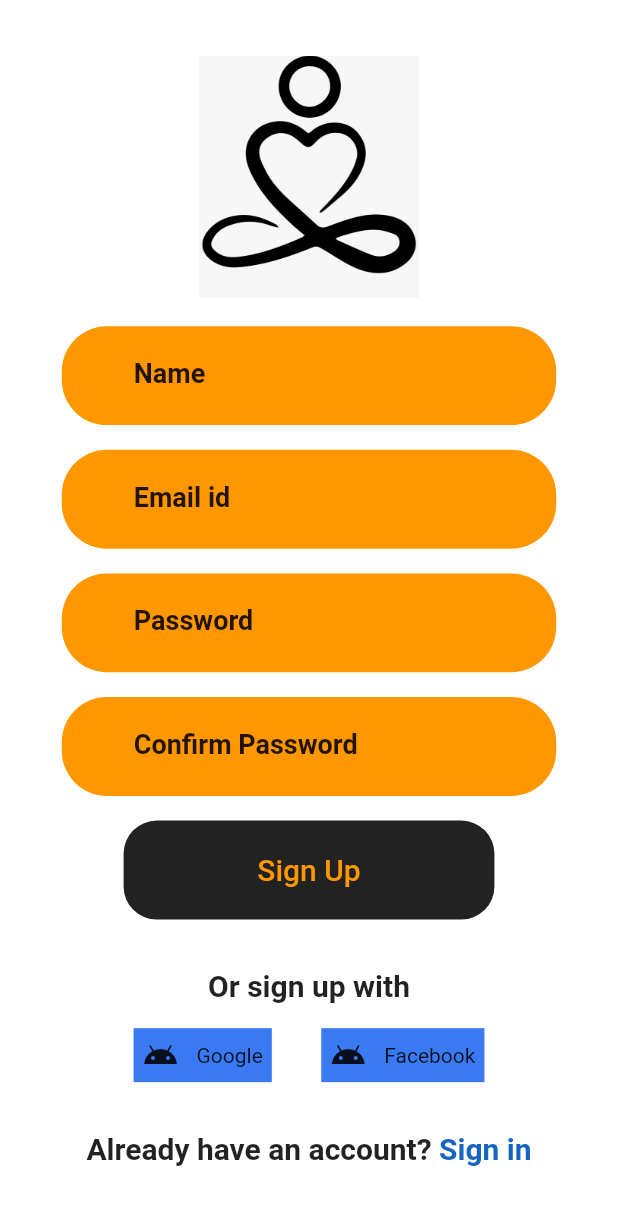
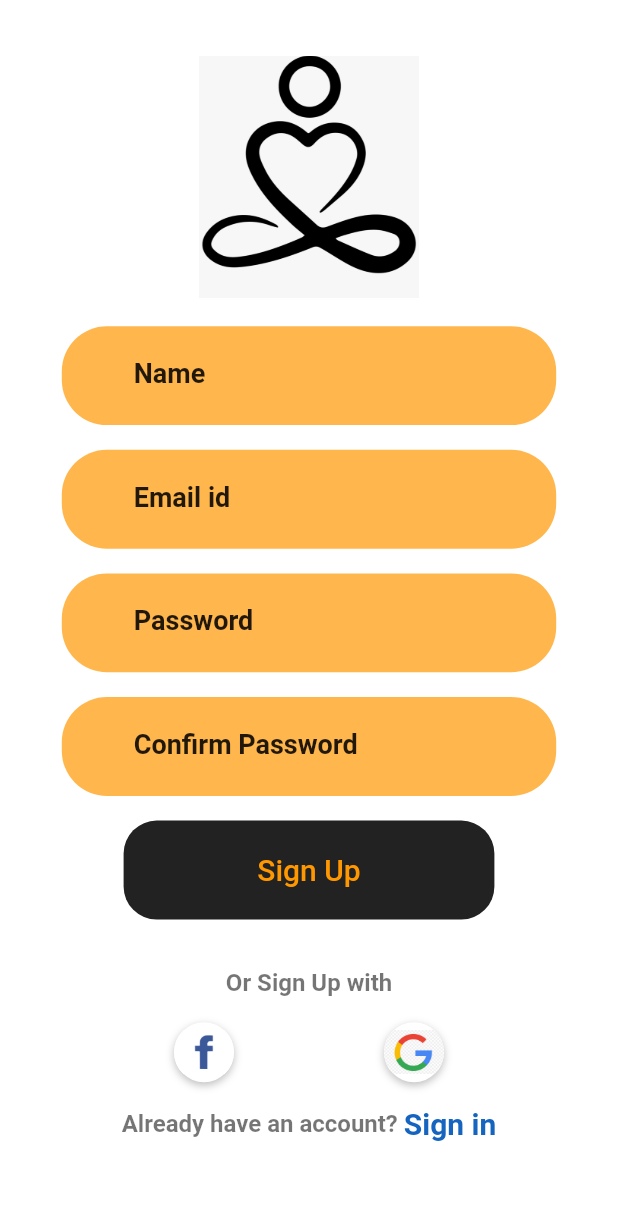
Before and after one commit to adityaraj079/page_one, a Flutter app: the screen it shows after launch, on a phone screen of 412 x 824 dp. Shown: the top 1205 px of the screen. Run offline on Flutter 3.47's test engine with Material 2 defaults, Android fonts, the phone set to English and light mode, and no system bars.

```diff
--- a/lib/main.dart
+++ b/lib/main.dart
@@ -1,11 +1,9 @@
 import 'dart:ui';
-
+import 'dart:core';
+import 'package:flutter/material.dart';
+import 'package:flutter/services.dart';
 import 'package:fitegrate_project/pallete.dart';
-import 'package:flutter/material.dart';
 import 'rounded_button.dart';
-
-
-
 
 void main() {
   runApp(MyApp());
@@ -18,13 +16,35 @@ class MyApp extends StatelessWidget {
     return MaterialApp(
       debugShowCheckedModeBanner: false,
       title: 'Flutter Demo',
-      theme: ThemeData(
-
-        primarySwatch: Colors.blue,
-      ),
+      theme: ThemeData.light(),
+      darkTheme:
+          ThemeData.dark(), // standard dark theme // device controls theme
       home: MyHomePage(title: 'Flutter Demo Home Page'),
     );
   }
+}
+
+Widget _buildSocialBtn(Function onTap, AssetImage logo) {
+  return GestureDetector(
+    child: Container(
+      height: 40.0,
+      width: 40.0,
+      decoration: BoxDecoration(
+        shape: BoxShape.circle,
+        color: Colors.white,
+        boxShadow: [
+          BoxShadow(
+            color: Colors.black26,
+            offset: Offset(0, 2),
+            blurRadius: 4.0,
+          ),
+        ],
+        image: DecorationImage(
+          image: logo,
+        ),
+      ),
+    ),
+  );
 }
 
 class MyHomePage extends StatefulWidget {
@@ -36,39 +56,40 @@ class MyHomePage extends StatefulWidget {
 }
 
 class _MyHomePageState extends State<MyHomePage> {
-
   @override
   Widget build(BuildContext context) {
-    Size size  = MediaQuery.of(context).size;
+    Size size = MediaQuery.of(context).size;
     return Scaffold(
       backgroundColor: Colors.white,
-      body:  SingleChildScrollView(
+      body: SingleChildScrollView(
         child: Padding(
           padding: const EdgeInsets.fromLTRB(16, 35, 16, 8),
           child: Column(
-
             mainAxisAlignment: MainAxisAlignment.start,
             //crossAxisAlignment: CrossAxisAlignment.center,
             children: <Widget>[
-                Image(image: AssetImage('assets/black_logo.jpeg'), height: 166, width: 147),
-                SizedBox(height: size.height*0.02,),
+              Image(
+                  image: AssetImage('assets/black_logo.jpeg'),
+                  height: 166,
+                  width: 147),
+              SizedBox(
+                height: size.height * 0.02,
+              ),
 
               Container(
-                  height:size.height * 0.08,
+                height: size.height * 0.08,
                 width: size.width * 0.8,
                 decoration: BoxDecoration(
-                  color: Colors.orange,
+                  color: Colors.orange[300],
                   borderRadius: BorderRadius.circular(30),
                 ),
                 child: Center(
                   child: TextField(
-              onChanged: (value)
-              {
+                    onChanged: (value) {
                       setState(() {
                         //TextInputFieldEmail.email=value;
                       });
                     },
-
                     decoration: InputDecoration(
                       border: InputBorder.none,
                       prefixIcon: Padding(
@@ -76,14 +97,15 @@ class _MyHomePageState extends State<MyHomePage> {
                         // child: Icon(Icons.email, size: 28, ),
                       ),
                       hintText: 'Name',
-                hintStyle: TextStyle(color: Colors.black87, fontSize: 18, fontWeight: FontWeight.bold),
+                      hintStyle: TextStyle(
+                          color: Colors.black87,
+                          fontSize: 18,
+                          fontWeight: FontWeight.bold),
                     ),
-
                     keyboardType: TextInputType.name,
                     textInputAction: TextInputAction.next,
                   ),
                 ),
-
               ),
               //        Container(
               // height:size.height * 0.08,
@@ -94,23 +116,23 @@ class _MyHomePageState extends State<MyHomePage> {
               // ),
               //        ),
 
-                 SizedBox(height: size.height*0.02,),
+              SizedBox(
+                height: size.height * 0.02,
+              ),
               Container(
-                  height:size.height * 0.08,
+                height: size.height * 0.08,
                 width: size.width * 0.8,
                 decoration: BoxDecoration(
-                  color: Colors.orange,
+                  color: Colors.orange[300],
                   borderRadius: BorderRadius.circular(30),
                 ),
                 child: Center(
                   child: TextField(
-              onChanged: (value)
-              {
+                    onChanged: (value) {
                       setState(() {
                         //TextInputFieldEmail.email=value;
                       });
                     },
-
                     decoration: InputDecoration(
                       border: InputBorder.none,
                       prefixIcon: Padding(
@@ -118,33 +140,34 @@ class _MyHomePageState extends State<MyHomePage> {
                         //child: Icon(Icons.email, size: 28, ),
                       ),
                       hintText: 'Email id',
-                hintStyle: TextStyle(color: Colors.black87, fontSize: 18, fontWeight: FontWeight.bold),
+                      hintStyle: TextStyle(
+                          color: Colors.black87,
+                          fontSize: 18,
+                          fontWeight: FontWeight.bold),
                     ),
-
                     keyboardType: TextInputType.emailAddress,
                     textInputAction: TextInputAction.next,
                   ),
                 ),
-
               ),
 
-                  SizedBox(height: size.height*0.02,),
+              SizedBox(
+                height: size.height * 0.02,
+              ),
               Container(
-                  height:size.height * 0.08,
+                height: size.height * 0.08,
                 width: size.width * 0.8,
                 decoration: BoxDecoration(
-                  color: Colors.orange,
+                  color: Colors.orange[300],
                   borderRadius: BorderRadius.circular(30),
                 ),
                 child: Center(
                   child: TextField(
-              onChanged: (value)
-              {
+                    onChanged: (value) {
                       setState(() {
                         //TextInputFieldEmail.email=value;
                       });
                     },
-
                     decoration: InputDecoration(
                       border: InputBorder.none,
                       prefixIcon: Padding(
@@ -152,34 +175,35 @@ class _MyHomePageState extends State<MyHomePage> {
                         //child: Icon(Icons.email, size: 28, ),
                       ),
                       hintText: 'Password',
-                hintStyle: TextStyle(color: Colors.black87, fontSize: 18, fontWeight: FontWeight.bold),
+                      hintStyle: TextStyle(
+                          color: Colors.black87,
+                          fontSize: 18,
+                          fontWeight: FontWeight.bold),
                     ),
-
                     keyboardType: TextInputType.emailAddress,
                     obscureText: true,
                     textInputAction: TextInputAction.next,
                   ),
                 ),
-
               ),
 
-                  SizedBox(height: size.height*0.02,),
+              SizedBox(
+                height: size.height * 0.02,
+              ),
               Container(
-                  height:size.height * 0.08,
+                height: size.height * 0.08,
                 width: size.width * 0.8,
                 decoration: BoxDecoration(
-                  color: Colors.orange,
+                  color: Colors.orange[300],
                   borderRadius: BorderRadius.circular(30),
                 ),
                 child: Center(
                   child: TextField(
-              onChanged: (value)
-              {
+                    onChanged: (value) {
                       setState(() {
                         //TextInputFieldEmail.email=value;
                       });
                     },
-
                     decoration: InputDecoration(
                       border: InputBorder.none,
                       prefixIcon: Padding(
@@ -187,94 +211,83 @@ class _MyHomePageState extends State<MyHomePage> {
                         //child: Icon(Icons.email, size: 28, ),
                       ),
                       hintText: 'Confirm Password',
-                hintStyle: TextStyle(color: Colors.black87, fontSize: 18, fontWeight: FontWeight.bold),
+                      hintStyle: TextStyle(
+                          color: Colors.black87,
+                          fontSize: 18,
+                          fontWeight: FontWeight.bold),
                     ),
-
                     keyboardType: TextInputType.emailAddress,
                     obscureText: true,
                     textInputAction: TextInputAction.next,
                   ),
                 ),
-
               ),
 
-                 SizedBox(height: size.height*0.02,),
+              SizedBox(
+                height: size.height * 0.02,
+              ),
 
               RoundedButton(buttonName: 'Sign Up'),
 
-                 SizedBox(height: size.height*0.04,),
+              SizedBox(
+                height: size.height * 0.04,
+              ),
 
-                 Text('Or sign up with', style: TextStyle(color: Colors.black87, fontSize: 20, fontWeight: FontWeight.bold),),
+              Text(
+                'Or Sign Up with',
+                style: TextStyle(
+                    color: Colors.black54,
+                    fontSize: 16,
+                    fontWeight: FontWeight.bold),
+              ),
 
-        SizedBox(height: size.height*0.02,),
+              SizedBox(
+                height: size.height * 0.02,
+              ),
+              Row(
+                mainAxisAlignment: MainAxisAlignment.spaceEvenly,
+                children: <Widget>[
+                  _buildSocialBtn(
+                    () => print('Login with Facebook'),
+                    AssetImage(
+                      'assets/logos/facebook.jpg',
+                    ),
+                  ),
+                  _buildSocialBtn(
+                    () => print('Login with Google'),
+                    AssetImage(
+                      'assets/logos/google.jpg',
+                    ),
+                  ),
+                ],
+              ),
 
-
-
+              SizedBox(
+                height: size.height * 0.02,
+              ),
               Row(
                 mainAxisAlignment: MainAxisAlignment.center,
                 children: [
-          InkWell(
-        onTap: () {},
-        child: Ink(
-          color: Color(0xFF397AF3),
-          child: Padding(
-        padding: EdgeInsets.all(6),
-        child: Wrap(
-          crossAxisAlignment: WrapCrossAlignment.center,
-          children: [
-            Icon(Icons.android),
-            SizedBox(width: 12),
-            Text('Google'),
+                  Text(
+                    'Already have an account? ',
+                    style: TextStyle(
+                        color: Colors.black54,
+                        fontSize: 16,
+                        fontWeight: FontWeight.bold),
+                  ),
+                  Text(
+                    'Sign in',
+                    style: TextStyle(
+                        color: Colors.blue[800],
+                        fontSize: 20,
+                        fontWeight: FontWeight.bold),
+                  )
+                ],
+              ),
             ],
           ),
         ),
       ),
-      ),
-
-      SizedBox( width: size.width * 0.08,),
-
-      InkWell(
-        onTap: () {},
-        child: Ink(
-          color: Color(0xFF397AF3),
-          child: Padding(
-        padding: EdgeInsets.all(6),
-        child: Wrap(
-          crossAxisAlignment: WrapCrossAlignment.center,
-          children: [
-            Icon(Icons.android),
-            SizedBox(width: 12),
-            Text('Facebook'),
-          ],
-        ),
-          ),
-        ),
-      ),
-
-
-        ],
-      ),
-
-      SizedBox(height: size.height*0.04,),
-
-      Row(
-         mainAxisAlignment: MainAxisAlignment.center,
-        children: [
-          Text('Already have an account? ', style: TextStyle(color: Colors.black87, fontSize: 20, fontWeight: FontWeight.bold),),
-          Text('Sign in', style: TextStyle(color: Colors.blue[800], fontSize: 20, fontWeight: FontWeight.bold),)
-
-        ],
-      ),
-
-
-
-
-
-              ],
-            ),
-        ),
-      ),
-
     );
   }
 }
--- a/pubspec.yaml
+++ b/pubspec.yaml
@@ -50,6 +50,10 @@ flutter:
     - assets/black_logo.jpeg
     - assets/facebook.png
     - assets/google.png
+    - assets/logos/google.jpg
+    - assets/logos/facebook.jpg
+    - assets/sirs_logo.jpeg
+    - assets/dark_logo.jpeg
 
 
   # An image asset can refer to one or more resolution-specific "variants", see
```
Also changed, not shown: assets/dark_logo.jpeg (added), assets/logos/facebook.jpg (added), assets/logos/google.jpg (added), assets/new_logo.jpeg (added), assets/sirs_logo.jpeg (added), pubspec.lock. Lines whose indentation alone changed are shown as unchanged.
